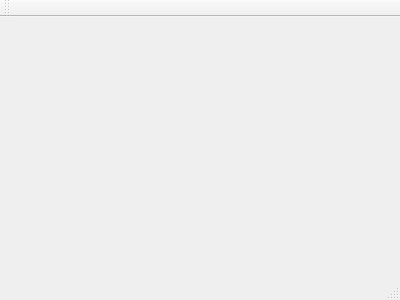
luozhiyong131/BusBar, file LoadCabinet/mainwindow.ui: the form before one commit.
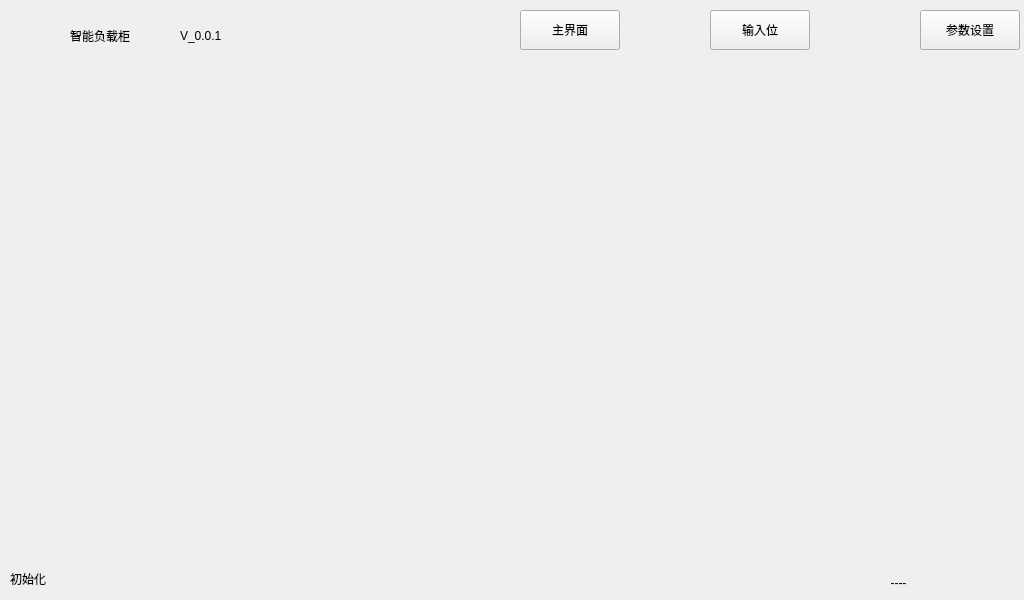
The form after the commit. Icons and pictures are not drawn.

What changed in the file:
```diff
--- a/LoadCabinet/mainwindow.ui
+++ b/LoadCabinet/mainwindow.ui
@@ -1,24 +1,160 @@
 <ui version="4.0">
  <class>MainWindow</class>
- <widget class="QMainWindow" name="MainWindow" >
-  <property name="geometry" >
+ <widget class="QMainWindow" name="MainWindow">
+  <property name="geometry">
    <rect>
     <x>0</x>
     <y>0</y>
-    <width>400</width>
-    <height>300</height>
+    <width>1024</width>
+    <height>600</height>
    </rect>
   </property>
   <property name="windowTitle" >
    <string>MainWindow</string>
   </property>
-  <widget class="QMenuBar" name="menuBar" />
-  <widget class="QToolBar" name="mainToolBar" />
-  <widget class="QWidget" name="centralWidget" />
-  <widget class="QStatusBar" name="statusBar" />
+  <widget class="QWidget" name="centralWidget">
+   <widget class="QWidget" name="titleWid" native="true">
+    <property name="geometry">
+     <rect>
+      <x>0</x>
+      <y>0</y>
+      <width>1031</width>
+      <height>61</height>
+     </rect>
+    </property>
+    <widget class="QLabel" name="label">
+     <property name="geometry">
+      <rect>
+       <x>70</x>
+       <y>20</y>
+       <width>91</width>
+       <height>31</height>
+      </rect>
+     </property>
+     <property name="text">
+      <string>智能负载柜 </string>
+     </property>
+    </widget>
+    <widget class="QLabel" name="logLab">
+     <property name="geometry">
+      <rect>
+       <x>10</x>
+       <y>6</y>
+       <width>51</width>
+       <height>51</height>
+      </rect>
+     </property>
+     <property name="styleSheet">
+      <string notr="true">border-image: url(:/image/logo.png);</string>
+     </property>
+     <property name="text">
+      <string/>
+     </property>
+    </widget>
+    <widget class="QLabel" name="vLabel">
+     <property name="geometry">
+      <rect>
+       <x>180</x>
+       <y>20</y>
+       <width>81</width>
+       <height>31</height>
+      </rect>
+     </property>
+     <property name="text">
+      <string>V_0.0.1</string>
+     </property>
+    </widget>
+    <widget class="QToolButton" name="homeBtn">
+     <property name="geometry">
+      <rect>
+       <x>520</x>
+       <y>10</y>
+       <width>100</width>
+       <height>40</height>
+      </rect>
+     </property>
+     <property name="text">
+      <string>主界面</string>
+     </property>
+    </widget>
+    <widget class="QToolButton" name="inputBtn">
+     <property name="geometry">
+      <rect>
+       <x>710</x>
+       <y>10</y>
+       <width>100</width>
+       <height>40</height>
+      </rect>
+     </property>
+     <property name="text">
+      <string>输入位</string>
+     </property>
+    </widget>
+    <widget class="QToolButton" name="setBtn">
+     <property name="geometry">
+      <rect>
+       <x>920</x>
+       <y>10</y>
+       <width>100</width>
+       <height>40</height>
+      </rect>
+     </property>
+     <property name="text">
+      <string>参数设置</string>
+     </property>
+    </widget>
+   </widget>
+   <widget class="QPushButton" name="timeBtn">
+    <property name="geometry">
+     <rect>
+      <x>778</x>
+      <y>570</y>
+      <width>241</width>
+      <height>25</height>
+     </rect>
+    </property>
+    <property name="contextMenuPolicy">
+     <enum>Qt::DefaultContextMenu</enum>
+    </property>
+    <property name="layoutDirection">
+     <enum>Qt::LeftToRight</enum>
+    </property>
+    <property name="text">
+     <string>----</string>
+    </property>
+    <property name="autoDefault">
+     <bool>false</bool>
+    </property>
+    <property name="flat">
+     <bool>true</bool>
+    </property>
+   </widget>
+   <widget class="QLabel" name="statusLabel">
+    <property name="geometry">
+     <rect>
+      <x>10</x>
+      <y>570</y>
+      <width>661</width>
+      <height>17</height>
+     </rect>
+    </property>
+    <property name="text">
+     <string>初始化</string>
+    </property>
+   </widget>
+   <widget class="QStackedWidget" name="stackedWid">
+    <property name="geometry">
+     <rect>
+      <x>0</x>
+      <y>60</y>
+      <width>1021</width>
+      <height>501</height>
+     </rect>
+    </property>
+   </widget>
+  </widget>
  </widget>
- <layoutDefault spacing="6" margin="11" />
- <pixmapfunction></pixmapfunction>
+ <layoutdefault spacing="6" margin="11"/>
  <resources/>
  <connections/>
 </ui>
```
Left out of the diff: 3 changed lines with no effect on the pictures.
